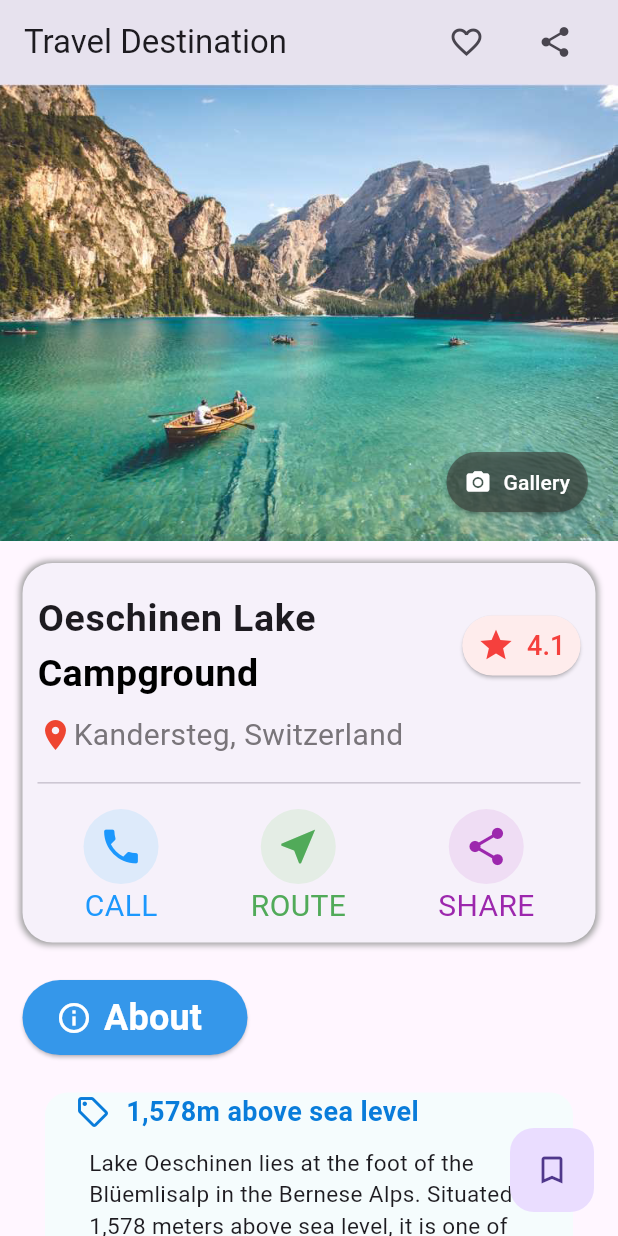
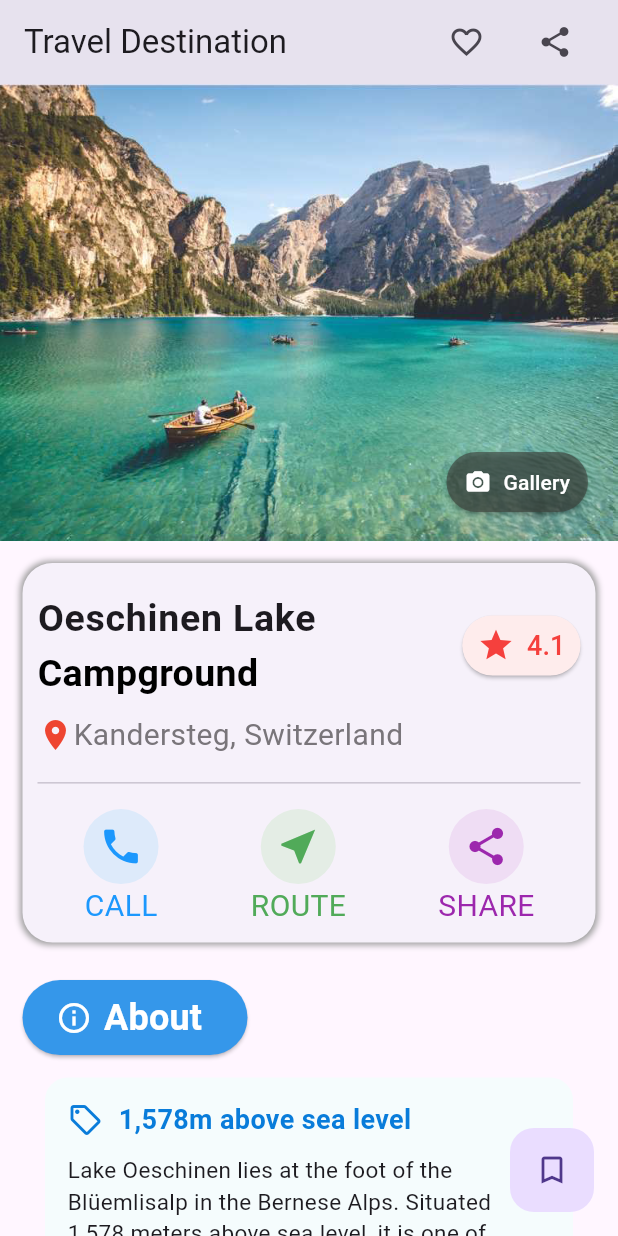
Before and after one commit to AhmedEzz999/Assignments_Solution, a Flutter app: the screen it shows after launch, on a phone screen of 412 x 824 dp. Run offline on Flutter 3.47's test engine with Material 3 defaults, Android fonts, the phone set to English and light mode, and no system bars.

Commit message:
Modify info section

```diff
--- a/Session 10/travel_destination/lib/info_section.dart
+++ b/Session 10/travel_destination/lib/info_section.dart
@@ -5,16 +5,17 @@ class InfoSection extends StatelessWidget {
   Widget build(BuildContext context) {
     return Container(
       width: double.infinity,
-      margin: EdgeInsets.symmetric(vertical: 15, horizontal: 30),
-      padding: EdgeInsets.all(0),
+      margin: EdgeInsets.symmetric(vertical: 5, horizontal: 30),
+      padding: EdgeInsets.only(left: 15, top: 15, right: 20),
       decoration: BoxDecoration(
         color: Color(0xfff5fcfd),
         borderRadius: BorderRadius.circular(15)
       ),
       child: Column(
+        crossAxisAlignment: CrossAxisAlignment.stretch,
         children: [
           Padding(
-            padding: const EdgeInsets.only(left: 20,bottom: 10),
+            padding: const EdgeInsets.only(bottom: 10),
             child: Row(
               children: [
                 Icon(
```
